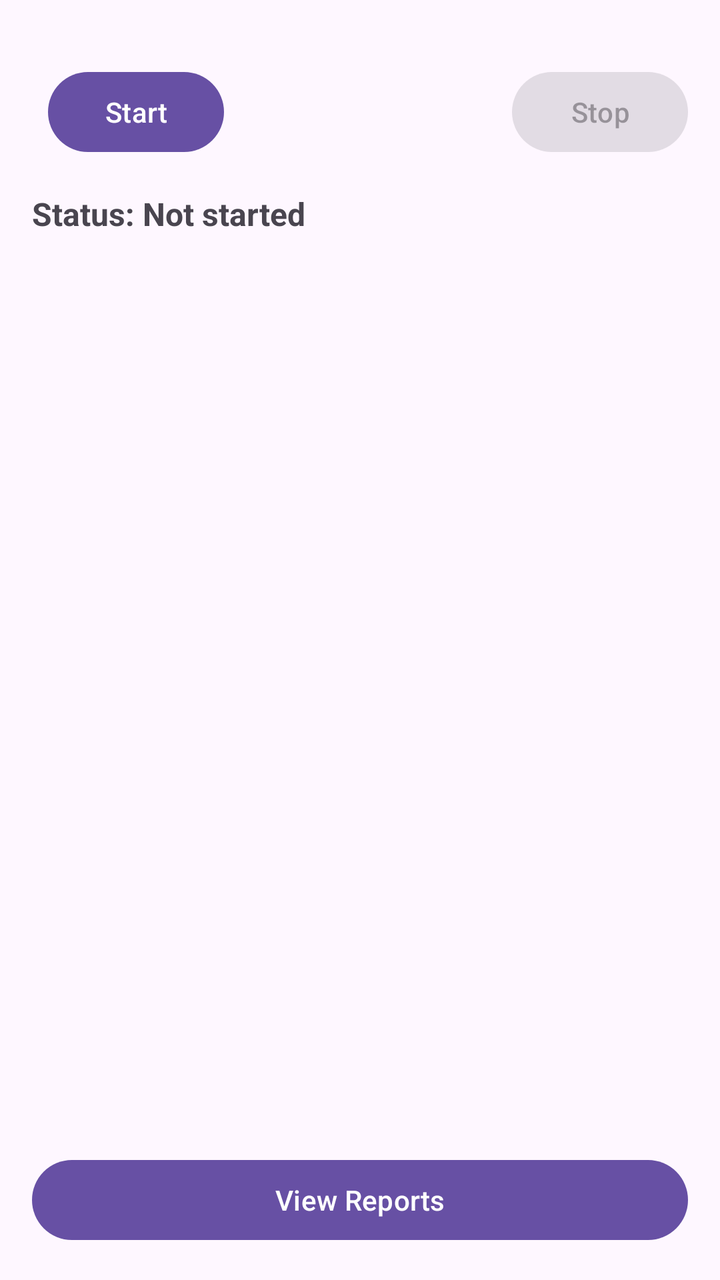
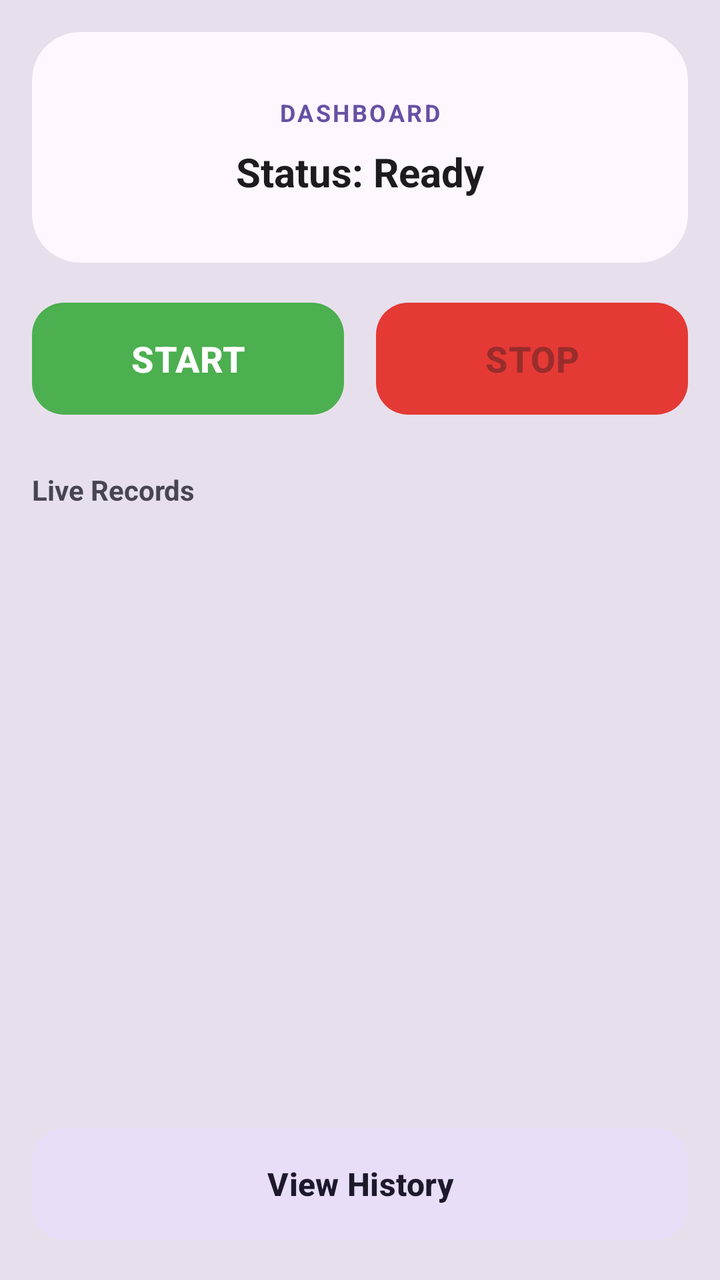

Compare the two renders of this Android layout. The source of the first and the diff that turns it into the second are given below.
<!-- AndroidManifest.xml: application theme Theme.TimeStamp -->
<!-- res/layout/activity_main.xml -->
<?xml version="1.0" encoding="utf-8"?>
<androidx.constraintlayout.widget.ConstraintLayout xmlns:android="http://schemas.android.com/apk/res/android"
    xmlns:app="http://schemas.android.com/apk/res-auto"
    xmlns:tools="http://schemas.android.com/tools"
    android:layout_width="match_parent"
    android:layout_height="match_parent"
    android:padding="16dp"
    tools:context=".MainActivity">

    <Button
        android:id="@+id/btnStart"
        android:layout_width="wrap_content"
        android:layout_height="wrap_content"
        android:layout_marginStart="8dp"
        android:layout_marginTop="16dp"
        android:text="Start"
        app:layout_constraintStart_toStartOf="parent"
        app:layout_constraintTop_toTopOf="parent" />

    <Button
        android:id="@+id/btnStop"
        android:layout_width="wrap_content"
        android:layout_height="wrap_content"
        android:layout_marginTop="16dp"
        android:enabled="false"
        android:text="Stop"
        app:layout_constraintEnd_toEndOf="parent"
        app:layout_constraintTop_toTopOf="parent" />

    <TextView
        android:id="@+id/tvStatus"
        android:layout_width="0dp"
        android:layout_height="wrap_content"
        android:layout_marginTop="16dp"
        android:text="Status: Not started"
        android:textSize="16sp"
        android:textStyle="bold"
        app:layout_constraintEnd_toEndOf="parent"
        app:layout_constraintStart_toStartOf="parent"
        app:layout_constraintTop_toBottomOf="@+id/btnStart" />

    <androidx.recyclerview.widget.RecyclerView
        android:id="@+id/rvLiveRecords"
        android:layout_width="0dp"
        android:layout_height="0dp"
        android:layout_marginTop="16dp"
        android:layout_marginBottom="16dp"
        app:layout_constraintBottom_toTopOf="@+id/btnViewReports"
        app:layout_constraintEnd_toEndOf="parent"
        app:layout_constraintHorizontal_bias="1.0"
        app:layout_constraintStart_toStartOf="parent"
        app:layout_constraintTop_toBottomOf="@+id/tvStatus"
        app:layout_constraintVertical_bias="0.0" />

    <Button
        android:id="@+id/btnViewReports"
        android:layout_width="0dp"
        android:layout_height="wrap_content"
        android:text="View Reports"
        app:layout_constraintBottom_toBottomOf="parent"
        app:layout_constraintEnd_toEndOf="parent"
        app:layout_constraintStart_toStartOf="parent" />

</androidx.constraintlayout.widget.ConstraintLayout>
<!-- resources referenced by this layout -->
<resources>
  <style name="Theme.TimeStamp" parent="Base.Theme.TimeStamp" />
  <style name="Base.Theme.TimeStamp" parent="Theme.Material3.DayNight.NoActionBar">
          
          
      </style>
</resources>

<!-- the commit's change to res/layout/activity_main.xml (unified diff, before → after) -->
@@ -4,61 +4,120 @@
     xmlns:tools="http://schemas.android.com/tools"
     android:layout_width="match_parent"
     android:layout_height="match_parent"
-    android:padding="16dp"
+    android:background="?attr/colorSurfaceVariant"
     tools:context=".MainActivity">
 
-    <Button
-        android:id="@+id/btnStart"
+    <com.google.android.material.card.MaterialCardView
+        android:id="@+id/statusCard"
+        android:layout_width="match_parent"
+        android:layout_height="wrap_content"
+        android:layout_margin="16dp"
+        app:cardCornerRadius="24dp"
+        app:cardElevation="0dp"
+        app:strokeWidth="0dp"
+        app:cardBackgroundColor="?attr/colorSurface"
+        app:layout_constraintTop_toTopOf="parent">
+
+        <LinearLayout
+            android:layout_width="match_parent"
+            android:layout_height="wrap_content"
+            android:orientation="vertical"
+            android:padding="32dp"
+            android:gravity="center">
+
+            <TextView
+                android:layout_width="wrap_content"
+                android:layout_height="wrap_content"
+                android:text="Dashboard"
+                android:textStyle="bold"
+                android:textAllCaps="true"
+                android:textSize="12sp"
+                android:letterSpacing="0.1"
+                android:textColor="?attr/colorPrimary"
+                android:layout_marginBottom="8dp"/>
+
+            <TextView
+                android:id="@+id/tvStatus"
+                android:layout_width="wrap_content"
+                android:layout_height="wrap_content"
+                android:text="Status: Ready"
+                android:textSize="20sp"
+                android:textStyle="bold"
+                android:textAlignment="center"
+                android:textColor="?attr/colorOnSurface"/>
+        </LinearLayout>
+    </com.google.android.material.card.MaterialCardView>
+
+    <LinearLayout
+        android:id="@+id/buttonContainer"
+        android:layout_width="match_parent"
+        android:layout_height="wrap_content"
+        android:layout_marginHorizontal="16dp"
+        android:layout_marginTop="16dp"
+        android:orientation="horizontal"
+        android:weightSum="2"
+        app:layout_constraintTop_toBottomOf="@id/statusCard">
+
+        <com.google.android.material.button.MaterialButton
+            android:id="@+id/btnStart"
+            android:layout_width="0dp"
+            android:layout_height="64dp"
+            android:layout_weight="1"
+            android:layout_marginEnd="8dp"
+            android:text="START"
+            android:textSize="18sp"
+            android:textStyle="bold"
+            app:cornerRadius="16dp"
+            app:backgroundTint="#4CAF50" />
+
+        <com.google.android.material.button.MaterialButton
+            android:id="@+id/btnStop"
+            android:layout_width="0dp"
+            android:layout_height="64dp"
+            android:layout_weight="1"
+            android:layout_marginStart="8dp"
+            android:enabled="false"
+            android:text="STOP"
+            android:textSize="18sp"
+            android:textStyle="bold"
+            app:cornerRadius="16dp"
+            app:backgroundTint="#E53935" />
+    </LinearLayout>
+
+    <TextView
+        android:id="@+id/tvLiveLabel"
         android:layout_width="wrap_content"
         android:layout_height="wrap_content"
-        android:layout_marginStart="8dp"
-        android:layout_marginTop="16dp"
-        android:text="Start"
+        android:text="Live Records"
+        android:textSize="14sp"
+        android:textStyle="bold"
+        android:textColor="?attr/colorOnSurfaceVariant"
+        android:layout_marginTop="24dp"
+        android:layout_marginStart="16dp"
         app:layout_constraintStart_toStartOf="parent"
-        app:layout_constraintTop_toTopOf="parent" />
-
-    <Button
-        android:id="@+id/btnStop"
-        android:layout_width="wrap_content"
-        android:layout_height="wrap_content"
-        android:layout_marginTop="16dp"
-        android:enabled="false"
-        android:text="Stop"
-        app:layout_constraintEnd_toEndOf="parent"
-        app:layout_constraintTop_toTopOf="parent" />
-
-    <TextView
-        android:id="@+id/tvStatus"
-        android:layout_width="0dp"
-        android:layout_height="wrap_content"
-        android:layout_marginTop="16dp"
-        android:text="Status: Not started"
-        android:textSize="16sp"
-        android:textStyle="bold"
-        app:layout_constraintEnd_toEndOf="parent"
-        app:layout_constraintStart_toStartOf="parent"
-        app:layout_constraintTop_toBottomOf="@+id/btnStart" />
+        app:layout_constraintTop_toBottomOf="@id/buttonContainer" />
 
     <androidx.recyclerview.widget.RecyclerView
         android:id="@+id/rvLiveRecords"
-        android:layout_width="0dp"
+        android:layout_width="match_parent"
         android:layout_height="0dp"
-        android:layout_marginTop="16dp"
-        android:layout_marginBottom="16dp"
+        android:layout_marginTop="8dp"
+        android:clipToPadding="false"
+        android:paddingHorizontal="16dp"
+        android:paddingBottom="16dp"
         app:layout_constraintBottom_toTopOf="@+id/btnViewReports"
-        app:layout_constraintEnd_toEndOf="parent"
-        app:layout_constraintHorizontal_bias="1.0"
-        app:layout_constraintStart_toStartOf="parent"
-        app:layout_constraintTop_toBottomOf="@+id/tvStatus"
-        app:layout_constraintVertical_bias="0.0" />
+        app:layout_constraintTop_toBottomOf="@+id/tvLiveLabel" />
 
-    <Button
+    <com.google.android.material.button.MaterialButton
         android:id="@+id/btnViewReports"
-        android:layout_width="0dp"
-        android:layout_height="wrap_content"
-        android:text="View Reports"
-        app:layout_constraintBottom_toBottomOf="parent"
-        app:layout_constraintEnd_toEndOf="parent"
-        app:layout_constraintStart_toStartOf="parent" />
+        style="@style/Widget.Material3.Button.TonalButton"
+        android:layout_width="match_parent"
+        android:layout_height="64dp"
+        android:layout_margin="16dp"
+        android:text="View History"
+        android:textSize="16sp"
+        android:textStyle="bold"
+        app:cornerRadius="16dp"
+        app:layout_constraintBottom_toBottomOf="parent" />
 
 </androidx.constraintlayout.widget.ConstraintLayout>
